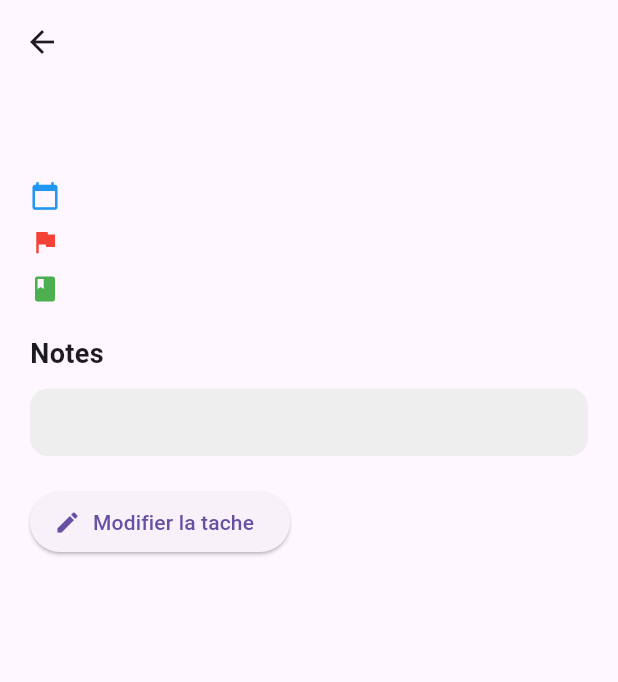
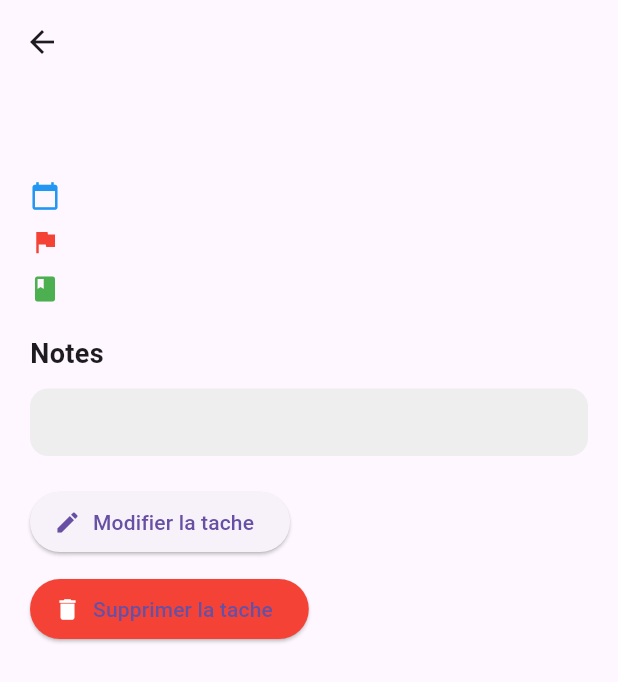
Before and after one commit to Belka1996/Developpement-dune-application-multiplateforme-avec-Flutter, a Flutter app: the TaskDetailPage screen opened directly with empty values, on a phone screen of 412 x 824 dp. Shown: the top 682 px of the screen. Run offline on Flutter 3.47's test engine with Material 3 defaults, Android fonts, the phone set to English and light mode, and no system bars.

Commit message:
Ajout des actions Modifier et Supprimer dans TaskDetailPage

```diff
--- a/lib/pages/task_detail_page.dart
+++ b/lib/pages/task_detail_page.dart
@@ -77,6 +77,20 @@ class TaskDetailPage extends StatelessWidget {
               icon: const Icon(Icons.edit),
               label: const Text("Modifier la tache"),
             ),
+            const SizedBox(height: 10),
+            ElevatedButton.icon(
+              style: ElevatedButton.styleFrom(
+                backgroundColor: Colors.red,
+              ),
+              onPressed: () {
+                Navigator.pop(context, {
+                  "action": "delete",
+                  "task": task,
+                });
+              },
+              icon: const Icon(Icons.delete,color: Colors.white),
+              label: const Text("Supprimer la tache"),
+            )
           ],
         ),
       ),
```
